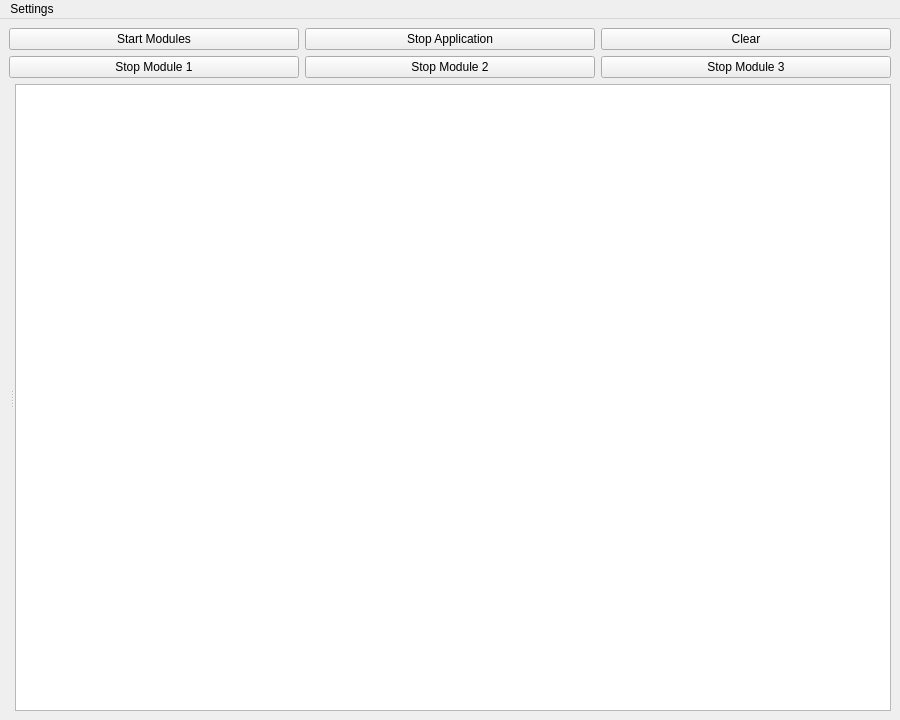
Old version of the form mainwindow.ui in the repository niklaskarel/qt-multiclient-logger.
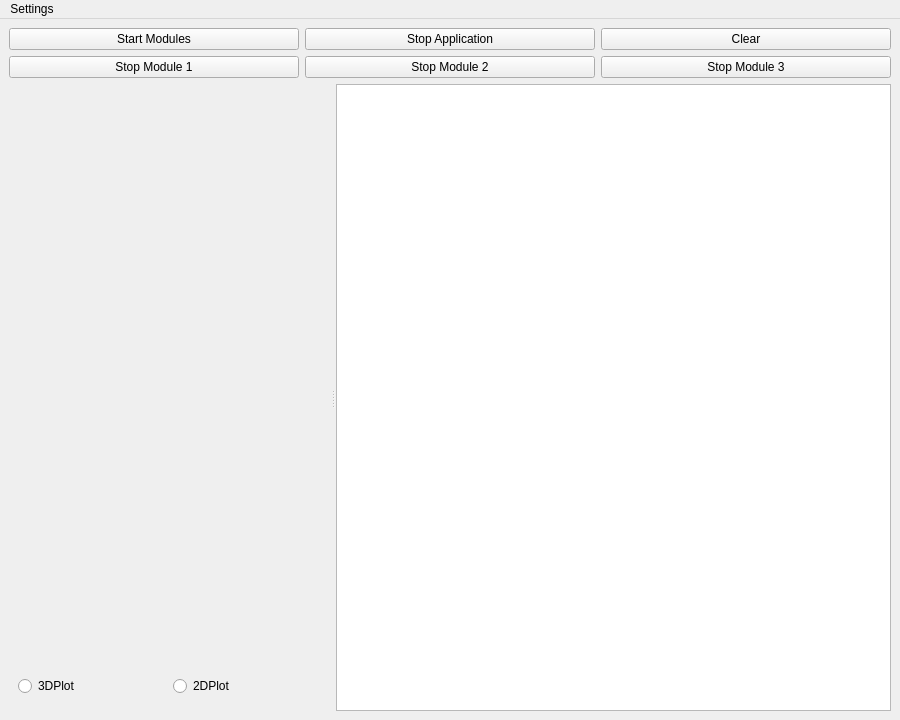
New version of the form.

The edit to the form file:
```diff
--- a/mainwindow.ui
+++ b/mainwindow.ui
@@ -74,7 +74,52 @@
        <number>6</number>
       </property>
       <widget class="QWidget" name="plotWidget">
-       <layout class="QVBoxLayout" name="plotLayout"/>
+       <layout class="QVBoxLayout" name="plotLayout">
+        <item>
+         <widget class="QStackedWidget" name="plotStackedModeWidget">
+          <property name="sizePolicy">
+           <sizepolicy hsizetype="Preferred" vsizetype="Expanding">
+            <horstretch>0</horstretch>
+            <verstretch>1</verstretch>
+           </sizepolicy>
+          </property>
+          <widget class="QWidget" name="page2DPlot"/>
+          <widget class="QWidget" name="page3DPlot"/>
+         </widget>
+        </item>
+        <item>
+         <widget class="QWidget" name="plotModeWidget" native="true">
+          <property name="sizePolicy">
+           <sizepolicy hsizetype="Preferred" vsizetype="Fixed">
+            <horstretch>0</horstretch>
+            <verstretch>0</verstretch>
+           </sizepolicy>
+          </property>
+          <property name="minimumSize">
+           <size>
+            <width>100</width>
+            <height>50</height>
+           </size>
+          </property>
+          <layout class="QHBoxLayout" name="horizontalLayout_2">
+           <item>
+            <widget class="QRadioButton" name="rB3DPlot">
+             <property name="text">
+              <string>3DPlot</string>
+             </property>
+            </widget>
+           </item>
+           <item>
+            <widget class="QRadioButton" name="rB2DPlot">
+             <property name="text">
+              <string>2DPlot</string>
+             </property>
+            </widget>
+           </item>
+          </layout>
+         </widget>
+        </item>
+       </layout>
       </widget>
       <widget class="QPlainTextEdit" name="logTextEdit">
        <property name="minimumSize">
```
Left out of the diff: 3 changed lines with no effect on the pictures.
